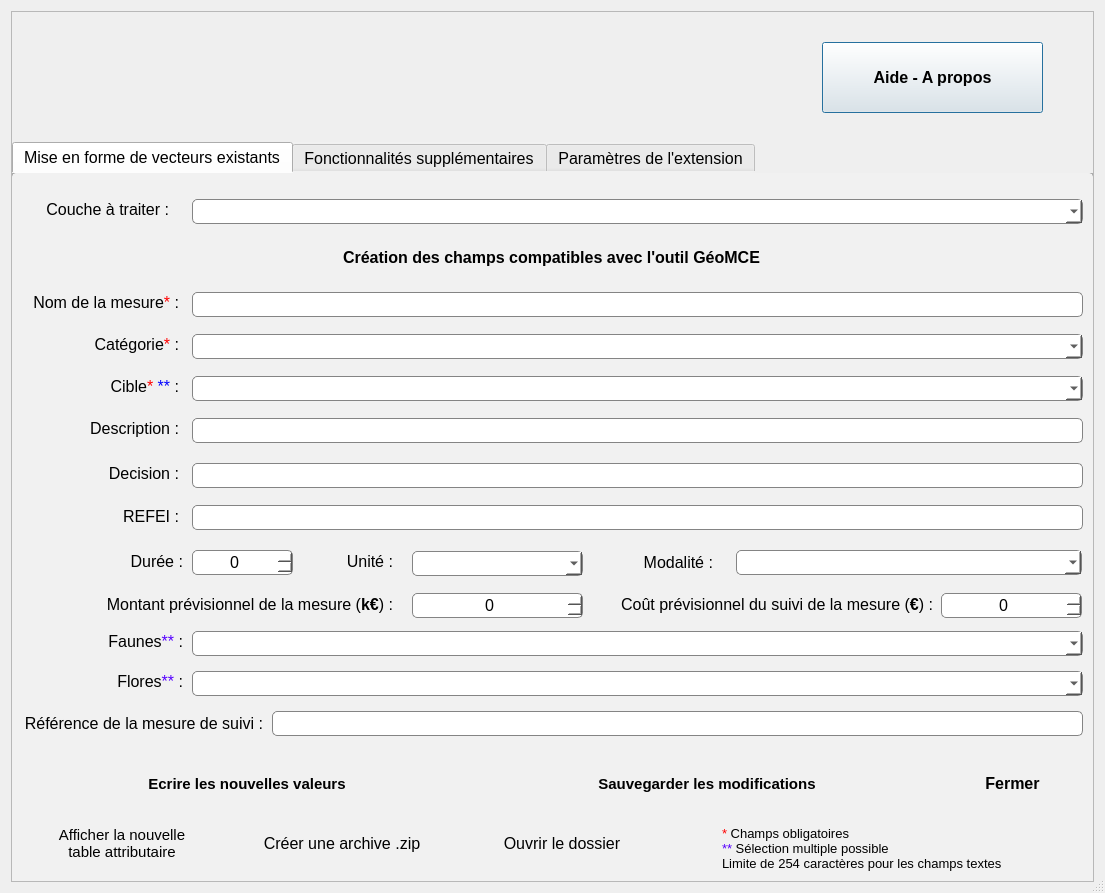
Above: GeoMCE_dialog_base.ui from GeoMCE/GeoMCE before the change. Below: the same form after it.
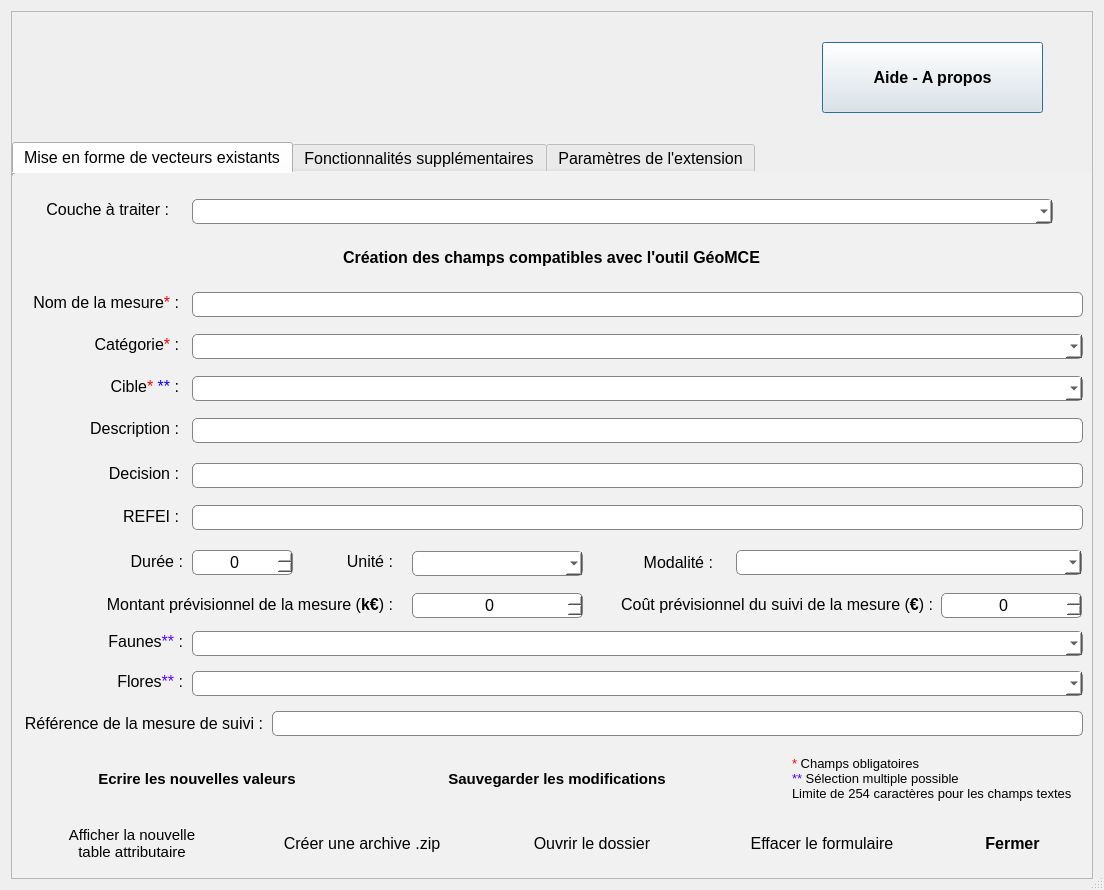
That is the form after the change. Icons and pictures are not drawn. Custom widgets are drawn as their Qt base class.

The edit to the form file:
```diff
--- a/GeoMCE_dialog_base.ui
+++ b/GeoMCE_dialog_base.ui
@@ -6,8 +6,8 @@
    <rect>
     <x>0</x>
     <y>0</y>
-    <width>1105</width>
-    <height>893</height>
+    <width>1104</width>
+    <height>890</height>
    </rect>
   </property>
   <property name="sizePolicy">
@@ -28,8 +28,8 @@
   <property name="modal">
    <bool>false</bool>
   </property>
-  <layout class="QVBoxLayout" name="verticalLayout">
-   <item>
+  <layout class="QGridLayout" name="gridLayout">
+   <item row="0" column="0">
     <widget class="QScrollArea" name="scrollArea">
      <property name="widgetResizable">
       <bool>true</bool>
@@ -39,8 +39,8 @@
        <rect>
         <x>0</x>
         <y>0</y>
-        <width>1085</width>
-        <height>873</height>
+        <width>1084</width>
+        <height>870</height>
        </rect>
       </property>
       <widget class="QPushButton" name="about">
@@ -85,8 +85,8 @@
         <rect>
          <x>0</x>
          <y>130</y>
-         <width>1081</width>
-         <height>781</height>
+         <width>1091</width>
+         <height>741</height>
         </rect>
        </property>
        <property name="sizePolicy">
@@ -153,7 +153,7 @@
           <rect>
            <x>10</x>
            <y>650</y>
-           <width>200</width>
+           <width>220</width>
            <height>41</height>
           </rect>
          </property>
@@ -200,10 +200,10 @@
         <widget class="QPushButton" name="save">
          <property name="geometry">
           <rect>
-           <x>470</x>
-           <y>590</y>
-           <width>450</width>
-           <height>41</height>
+           <x>370</x>
+           <y>580</y>
+           <width>350</width>
+           <height>51</height>
           </rect>
          </property>
          <property name="font">
@@ -540,7 +540,7 @@
          <property name="geometry">
           <rect>
            <x>940</x>
-           <y>590</y>
+           <y>650</y>
            <width>121</width>
            <height>41</height>
           </rect>
@@ -575,7 +575,7 @@
           <rect>
            <x>180</x>
            <y>26</y>
-           <width>891</width>
+           <width>861</width>
            <height>25</height>
           </rect>
          </property>
@@ -712,9 +712,9 @@
          <property name="geometry">
           <rect>
            <x>10</x>
-           <y>590</y>
-           <width>450</width>
-           <height>41</height>
+           <y>580</y>
+           <width>350</width>
+           <height>51</height>
           </rect>
          </property>
          <property name="sizePolicy">
@@ -890,9 +890,9 @@
         <widget class="QLabel" name="label_17">
          <property name="geometry">
           <rect>
-           <x>710</x>
-           <y>650</y>
-           <width>331</width>
+           <x>780</x>
+           <y>580</y>
+           <width>281</width>
            <height>51</height>
           </rect>
          </property>
@@ -1112,9 +1112,9 @@
         <widget class="QPushButton" name="zipbutton">
          <property name="geometry">
           <rect>
-           <x>230</x>
+           <x>240</x>
            <y>650</y>
-           <width>200</width>
+           <width>220</width>
            <height>41</height>
           </rect>
          </property>
@@ -1147,9 +1147,9 @@
         <widget class="QPushButton" name="dossier">
          <property name="geometry">
           <rect>
-           <x>450</x>
+           <x>470</x>
            <y>650</y>
-           <width>200</width>
+           <width>220</width>
            <height>41</height>
           </rect>
          </property>
@@ -1179,6 +1179,91 @@
           <string>Ouvrir le dossier</string>
          </property>
         </widget>
+        <widget class="QLabel" name="label_27">
+         <property name="geometry">
+          <rect>
+           <x>1050</x>
+           <y>26</y>
+           <width>25</width>
+           <height>25</height>
+          </rect>
+         </property>
+         <property name="toolTip">
+          <string>&lt;html&gt;&lt;head/&gt;&lt;body&gt;&lt;p&gt;Cette couche est compatible avec un import dans GéoMCE&lt;/p&gt;&lt;/body&gt;&lt;/html&gt;</string>
+         </property>
+         <property name="inputMethodHints">
+          <set>Qt::ImhNone</set>
+         </property>
+         <property name="text">
+          <string/>
+         </property>
+         <property name="pixmap">
+          <pixmap resource="resources.qrc">:/plugins/GeoMCE/bon.png</pixmap>
+         </property>
+         <property name="scaledContents">
+          <bool>true</bool>
+         </property>
+        </widget>
+        <widget class="QLabel" name="label_28">
+         <property name="geometry">
+          <rect>
+           <x>1050</x>
+           <y>26</y>
+           <width>25</width>
+           <height>25</height>
+          </rect>
+         </property>
+         <property name="toolTip">
+          <string>&lt;html&gt;&lt;head/&gt;&lt;body&gt;&lt;p&gt;&lt;span style=&quot; color:#000000;&quot;&gt;Cette couche &lt;/span&gt;&lt;span style=&quot; font-weight:600; color:#000000;&quot;&gt;n'est pas compatible&lt;/span&gt;&lt;span style=&quot; color:#000000;&quot;&gt; pour un import dans GéoMCE. Assurez-vous de travailler avec un fichier au format &lt;/span&gt;&lt;span style=&quot; font-weight:600; color:#000000;&quot;&gt;shape&lt;/span&gt;&lt;span style=&quot; color:#000000;&quot;&gt; de type POINT ou (MULTI)LINESTRING ou (MULTI)POLYGON.&lt;/span&gt;&lt;/p&gt;&lt;/body&gt;&lt;/html&gt;</string>
+         </property>
+         <property name="inputMethodHints">
+          <set>Qt::ImhNone</set>
+         </property>
+         <property name="text">
+          <string/>
+         </property>
+         <property name="pixmap">
+          <pixmap resource="resources.qrc">:/plugins/GeoMCE/pasbon.png</pixmap>
+         </property>
+         <property name="scaledContents">
+          <bool>true</bool>
+         </property>
+        </widget>
+        <widget class="QPushButton" name="eff_form">
+         <property name="geometry">
+          <rect>
+           <x>700</x>
+           <y>650</y>
+           <width>220</width>
+           <height>41</height>
+          </rect>
+         </property>
+         <property name="font">
+          <font>
+           <pointsize>12</pointsize>
+          </font>
+         </property>
+         <property name="toolTip">
+          <string>&lt;html&gt;&lt;head/&gt;&lt;body&gt;&lt;p&gt;Efface le formulaire&lt;/p&gt;&lt;/body&gt;&lt;/html&gt;</string>
+         </property>
+         <property name="styleSheet">
+          <string notr="true">QPushButton#eff_form{
+   background-color: qlineargradient(x1: 0, y1: 0, x2: 0, y2: 1, stop: 0 white, stop: 1 rgb(217, 217, 217));
+   border-style: solid;
+   border-width: 1px;
+   border-color: rgb(132, 132, 132);
+   border-radius: 5px;
+}
+
+QPushButton#eff_form:pressed {
+   background-color: qlineargradient(x1: 0, y1: 0, x2: 0, y2: 1, stop:1 white, stop: 0 rgb(217, 217, 217));
+  	border-color: rgb(0, 85, 255);
+};</string>
+         </property>
+         <property name="text">
+          <string>Effacer le formulaire</string>
+         </property>
+        </widget>
        </widget>
        <widget class="QWidget" name="tab">
         <attribute name="title">
```
Left out of the diff: 54 changed lines with no effect on the pictures.
